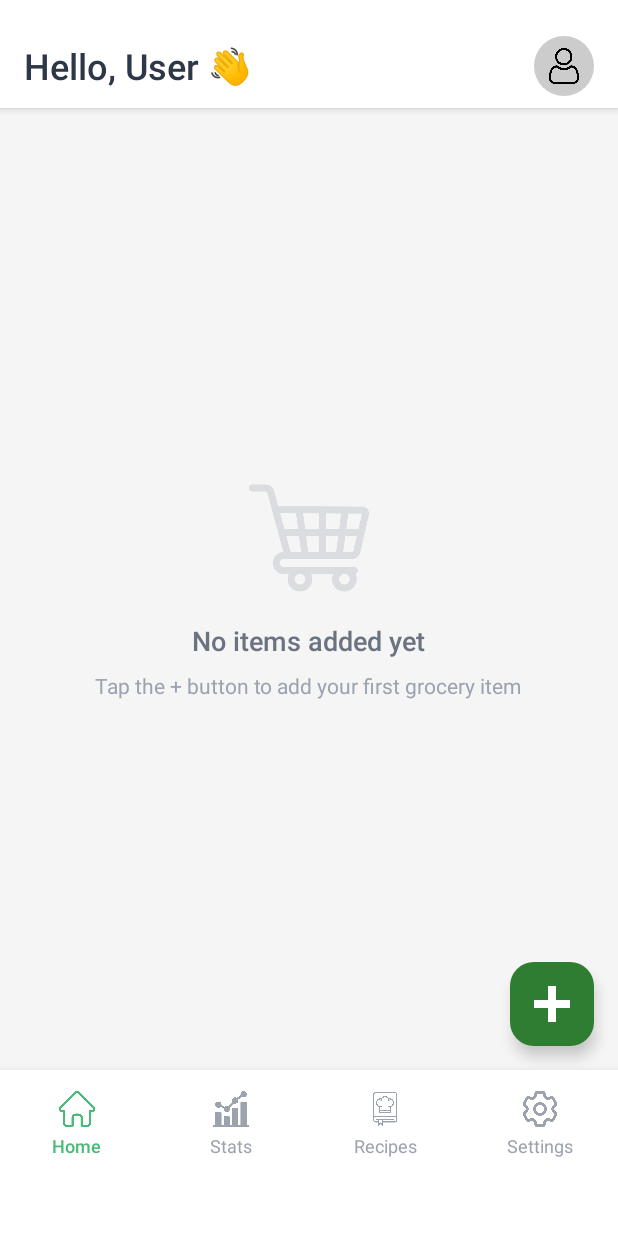
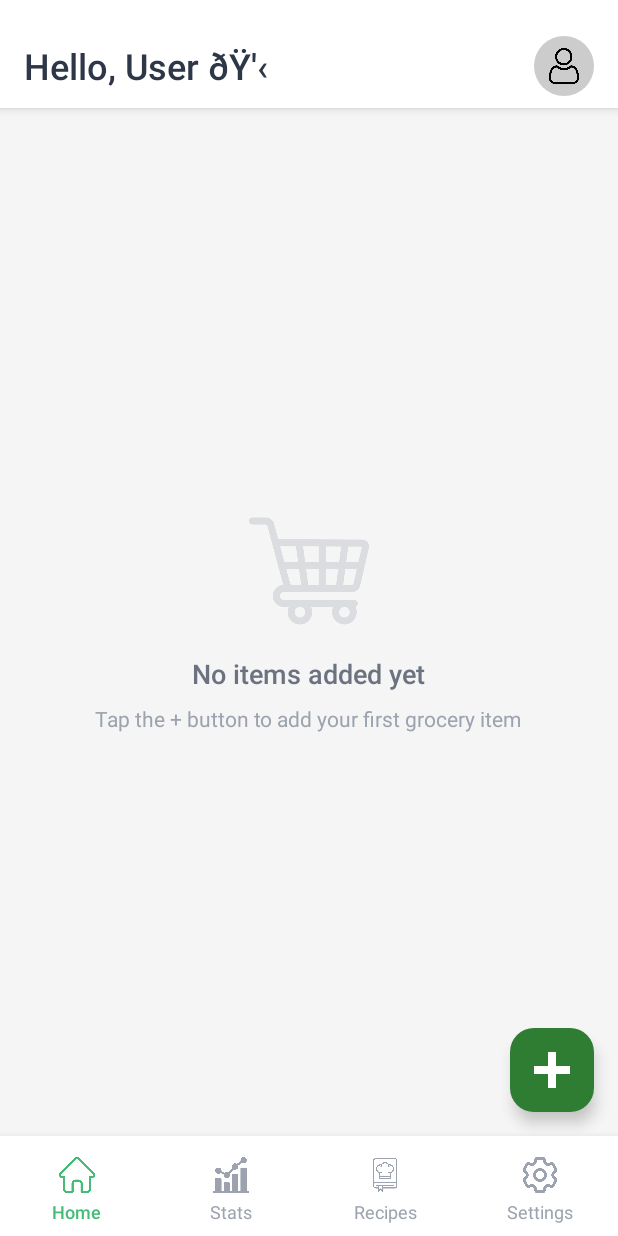
Before and after one commit to Aariz8618/ExpiryTracker, an Android app: the DashboardActivity screen opened directly, with no data from a screen before it, on a phone screen of 412 x 824 dp. Run offline under Robolectric (Android 15) with nearby library versions, the phone set to English and light mode, and no system bars; our stand-ins replace Firebase (no records; nobody signed in at launch, a user with empty details on screens opened directly); Roboto replaces fonts that are not available here; 1 statement that could not run was skipped.

Commit message:
Aariz commit

```diff
--- a/app/src/main/java/com/aariz/expirytracker/DashboardActivity.kt
+++ b/app/src/main/java/com/aariz/expirytracker/DashboardActivity.kt
@@ -13,6 +13,9 @@ import android.widget.Toast
 import androidx.activity.result.contract.ActivityResultContracts
 import androidx.appcompat.app.AppCompatActivity
 import androidx.core.content.ContextCompat
+import androidx.core.view.ViewCompat
+import androidx.core.view.WindowCompat
+import androidx.core.view.WindowInsetsCompat
 import androidx.lifecycle.lifecycleScope
 import androidx.recyclerview.widget.LinearLayoutManager
 import androidx.recyclerview.widget.RecyclerView
@@ -28,6 +31,8 @@ class DashboardActivity : AppCompatActivity() {
     private lateinit var greetingText: TextView
     private lateinit var profileButton: ImageView
     private lateinit var loadingIndicator: LinearLayout
+    private lateinit var bottomNav: LinearLayout
+    private lateinit var headerSection: LinearLayout
     private val groceryItems = mutableListOf<GroceryItem>()
 
     private lateinit var firestoreRepository: FirestoreRepository
@@ -87,6 +92,9 @@ class DashboardActivity : AppCompatActivity() {
         super.onCreate(savedInstanceState)
         setContentView(R.layout.screen_dashboard)
 
+        // Enable edge-to-edge display
+        WindowCompat.setDecorFitsSystemWindows(window, false)
+
         auth = FirebaseAuth.getInstance()
         firestoreRepository = FirestoreRepository()
 
@@ -99,6 +107,7 @@ class DashboardActivity : AppCompatActivity() {
         }
 
         initViews()
+        setupWindowInsets()
         setupRecyclerView()
         setupNavigation()
         setupFab()
@@ -121,6 +130,28 @@ class DashboardActivity : AppCompatActivity() {
 
         loadGroceryItems()
         setupGreeting()
+    }
+
+    private fun setupWindowInsets() {
+        // Handle bottom navigation adaptive padding
+        ViewCompat.setOnApplyWindowInsetsListener(bottomNav) { view, windowInsets ->
+            val insets = windowInsets.getInsets(WindowInsetsCompat.Type.systemBars())
+
+            // Apply the bottom inset as padding
+            // Keep existing top padding (6dp), add system bottom inset
+            view.setPadding(
+                view.paddingLeft,
+                view.paddingTop,
+                view.paddingRight,
+                insets.bottom // This adapts to gesture vs button navigation
+            )
+
+            windowInsets
+        }
+    }
+
+    private fun dpToPx(dp: Int): Int {
+        return (dp * resources.displayMetrics.density).toInt()
     }
 
     private fun checkAndRequestNotificationPermission() {
@@ -181,6 +212,8 @@ class DashboardActivity : AppCompatActivity() {
         greetingText = findViewById(R.id.tv_greeting)
         profileButton = findViewById(R.id.iv_profile)
         loadingIndicator = findViewById(R.id.loading_indicator)
+        bottomNav = findViewById(R.id.bottom_nav)
+        headerSection = findViewById(R.id.header_section)
     }
 
     private fun setupRecyclerView() {
@@ -250,9 +283,9 @@ class DashboardActivity : AppCompatActivity() {
         val email = currentUser?.email
 
         val greeting = when {
-            !displayName.isNullOrEmpty() -> "Hello, $displayName 👋"
-            !email.isNullOrEmpty() -> "Hello, ${email.substringBefore("@")} 👋"
-            else -> "Hello, User 👋"
+            !displayName.isNullOrEmpty() -> "Hello, $displayName ðŸ'‹"
+            !email.isNullOrEmpty() -> "Hello, ${email.substringBefore("@")} ðŸ'‹"
+            else -> "Hello, User ðŸ'‹"
         }
 
         greetingText.text = greeting
--- a/app/src/main/res/layout/screen_dashboard.xml
+++ b/app/src/main/res/layout/screen_dashboard.xml
@@ -27,7 +27,7 @@
             android:layout_width="0dp"
             android:layout_height="wrap_content"
             android:layout_weight="1"
-            android:text="Hello, Guest 👋"
+            android:text="Hello, Guest "
             android:textSize="24sp"
             android:textColor="#2D3748"
             android:fontFamily="sans-serif-medium" />
@@ -153,8 +153,7 @@
         android:orientation="horizontal"
         android:background="@android:color/white"
         android:elevation="8dp"
-        android:paddingTop="6dp"
-        android:paddingBottom="44dp">
+        android:paddingTop="6dp">
 
         <!-- Home Tab -->
         <LinearLayout
```
